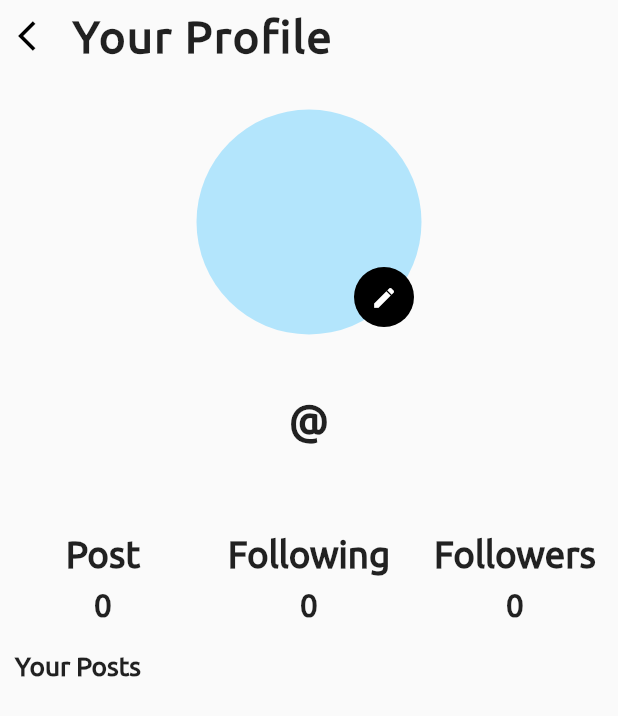
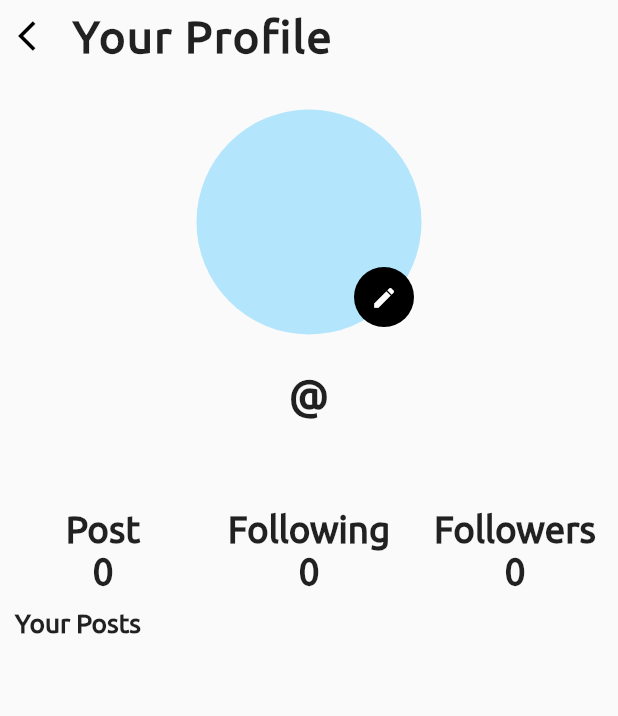
Before and after one commit to Varchar7/variable, a Flutter app: the ShowProfile screen opened directly, on a phone screen of 412 x 824 dp. Shown: the top 716 px of the screen. Run offline on Flutter 3.47's test engine with Material 2 defaults, Android fonts, the light colour scheme and no system bars; our stand-ins replace bloc, cloud_firestore, firebase_auth, firebase_core, firebase_storage, flutter_bloc and 3 more; missing offline and left inert: encrypt; accounts and stored records are empty.

```diff
--- a/lib/profile/other_profile_builder.dart
+++ b/lib/profile/other_profile_builder.dart
@@ -76,9 +76,6 @@ class IndividualUserBuilder extends StatelessWidget {
                             : null,
                       ),
                     ),
-                  ),
-                  SizedBox(
-                    height: MediaQuery.of(context).size.height * 0.02,
                   ),
                   Text(
                     '@' + appUser.username,
--- a/lib/profile/user_profile.dart
+++ b/lib/profile/user_profile.dart
@@ -2,6 +2,8 @@ import 'package:flutter/material.dart';
 import 'package:flutter_bloc/flutter_bloc.dart';
 import 'package:lottie/lottie.dart';
 import 'package:variable/feed/posts_builder.dart';
+import 'package:variable/profile/followers/followers.dart';
+import 'package:variable/profile/followings/followings.dart';
 import 'package:variable/service/Firebase/user_service.dart';
 import 'package:variable/widget/snackbar.dart';
 
@@ -126,9 +128,6 @@ class _ShowProfileState extends State<ShowProfile> {
                         ],
                       ),
                     ),
-                    SizedBox(
-                      height: MediaQuery.of(context).size.height * 0.02,
-                    ),
                     Text(
                       '@' + state.appUser.username,
                       style: style().copyWith(
@@ -153,40 +152,50 @@ class _ShowProfileState extends State<ShowProfile> {
                       children: [
                         TableRow(
                           children: [
-                            "Post",
-                            "Following",
-                            "Followers",
+                            FieldBuilder(
+                              title: "Post",
+                              field: "${state.appUser.posts.length}",
+                              callback: () {},
+                            ),
+                            FieldBuilder(
+                              title: "Following",
+                              field: "${state.appUser.followings.length}",
+                              callback: () {
+                                Navigator.of(context).push(
+                                  MaterialPageRoute(
+                                    builder: ((context) => Followings(
+                                          followings: state.appUser.followings,
+                                        )),
+                                  ),
+                                );
+                              },
+                            ),
+                            FieldBuilder(
+                              title: "Followers",
+                              field: "${state.appUser.followers.length}",
+                              callback: () {
+                                // Followers
+                                Navigator.of(context).push(
+                                  MaterialPageRoute(
+                                    builder: ((context) => Followers(
+                                          followers: state.appUser.followers,
+                                        )),
+                                  ),
+                                );
+                              },
+                            ),
                           ]
                               .map(
-                                (e) => Text(
-                                  e,
-                                  textScaleFactor: 1.75,
-                                  textAlign: TextAlign.center,
-                                  style: const TextStyle(
-                                    fontFamily: 'Ubuntu',
-                                    fontWeight: FontWeight.bold,
-                                    decorationThickness: 2,
-                                  ),
-                                ),
-                              )
-                              .toList(),
-                        ),
-                        TableRow(
-                          children: [
-                            state.appUser.posts.length,
-                            state.appUser.followings.length,
-                            state.appUser.followers.length,
-                          ]
-                              .map(
-                                (e) => Padding(
-                                  padding: const EdgeInsets.all(8.0),
+                                (e) => InkWell(
+                                  onTap: e.callback,
                                   child: Text(
-                                    '$e',
-                                    textScaleFactor: 1.5,
+                                    e.title + "\n" + e.field,
+                                    textScaleFactor: 1.75,
                                     textAlign: TextAlign.center,
                                     style: const TextStyle(
                                       fontFamily: 'Ubuntu',
                                       fontWeight: FontWeight.bold,
+                                      decorationThickness: 2,
                                     ),
                                   ),
                                 ),
@@ -226,3 +235,11 @@ class _ShowProfileState extends State<ShowProfile> {
     );
   }
 }
+
+class FieldBuilder {
+  String title;
+  String field;
+  VoidCallback callback;
+  FieldBuilder(
+      {required this.title, required this.field, required this.callback});
+}
--- a/lib/user_problem/problem.dart
+++ b/lib/user_problem/problem.dart
@@ -239,6 +239,7 @@ class _IssueScreenState extends State<IssueScreen>
   }
 
   onPost() {
+    if (question.text.isNotEmpty && description.text.isNotEmpty) {
       BlocProvider.of<PostBloc>(context).add(
         CreatePostEvent(
           post: Post(
@@ -256,6 +257,10 @@ class _IssueScreenState extends State<IssueScreen>
           postImage: issueImage,
         ),
       );
+    } else {
+      popSnackbar(context: context, text: "Please fill the post");
+
+    }
     /* isLoading = !isLoading;
     setState(() {});
     FirebaseDatabaseCollection.createPostDatabase(
```
Also changed, not shown: lib/feed/single_feed_widget.dart (+36 -30 lines), lib/profile/followers/followers.dart (added, +101 -0 lines), lib/profile/followings/followings.dart (added, +103 -0 lines), lib/feed/feed_descrption.dart (renamed from lib/feed/feed_descrption_feed.dart). Lines whose indentation alone changed are shown as unchanged.
